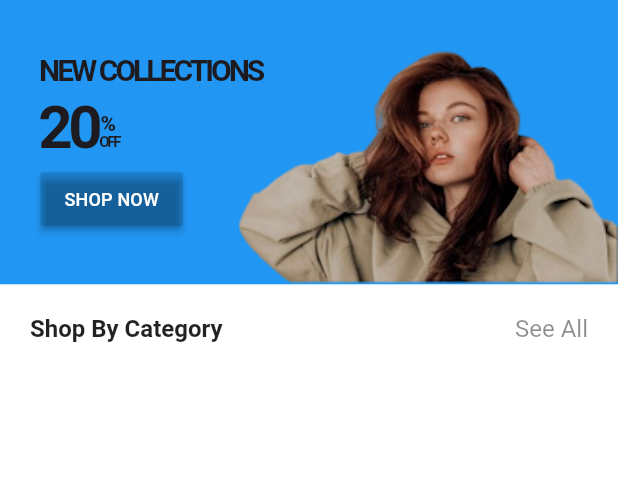
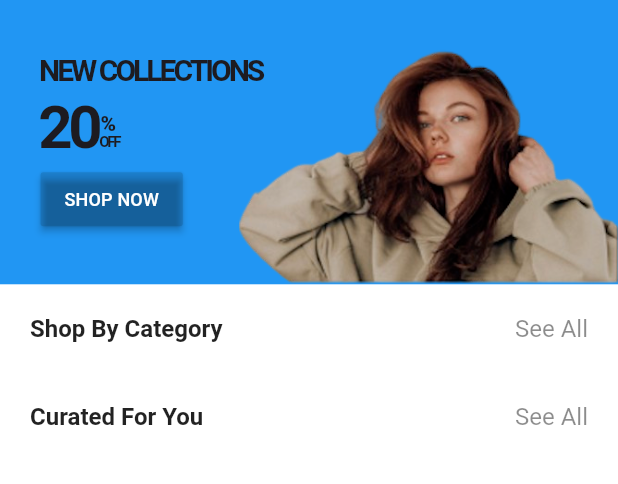
Before and after one commit to KanishkaArochana/Clothing_Store_Flutter_UI_Design, a Flutter app: the AppHomeScreen screen opened directly, on a phone screen of 412 x 824 dp, the part 165-649 px from its top. Run offline on Flutter 3.47's test engine with Material 3 defaults, Android fonts, the phone set to English and light mode, and no system bars; our stand-ins replace iconsax_flutter.

```diff
--- a/lib/Views/app_home_scrren.dart
+++ b/lib/Views/app_home_scrren.dart
@@ -65,13 +65,12 @@ class _AppHomeScreenState extends State<AppHomeScreen> {
               ),
             ),
 
-
             const SizedBox(height: 20),
 
             // Banner
             const MyBanner(),
 
-             // Shop By Category Section
+            // Shop By Category Section
             const Padding(
               padding: EdgeInsets.symmetric(horizontal: 20, vertical: 18),
               child: Row(
@@ -142,7 +141,35 @@ class _AppHomeScreenState extends State<AppHomeScreen> {
               ),
             ),
 
+            // Shop By Category Section
+            const Padding(
+              padding: EdgeInsets.symmetric(horizontal: 20, vertical: 18),
+              child: Row(
+                mainAxisAlignment: MainAxisAlignment.spaceBetween,
+                children: [
+                  Text(
+                    "Curated For You",
+                    style: TextStyle(
+                        fontSize: 16,
+                        letterSpacing: 0,
+                        color: Colors.black87,
+                        fontWeight: FontWeight.w600),
+                  ),
+                  Text(
+                    "See All",
+                    style: TextStyle(
+                      fontSize: 16,
+                      letterSpacing: 0,
+                      color: Colors.black45,
+                    ),
+                  )
+                ],
+              ),
+            ),
 
+
+          ],
+        ),
       ),
     );
   }
```
